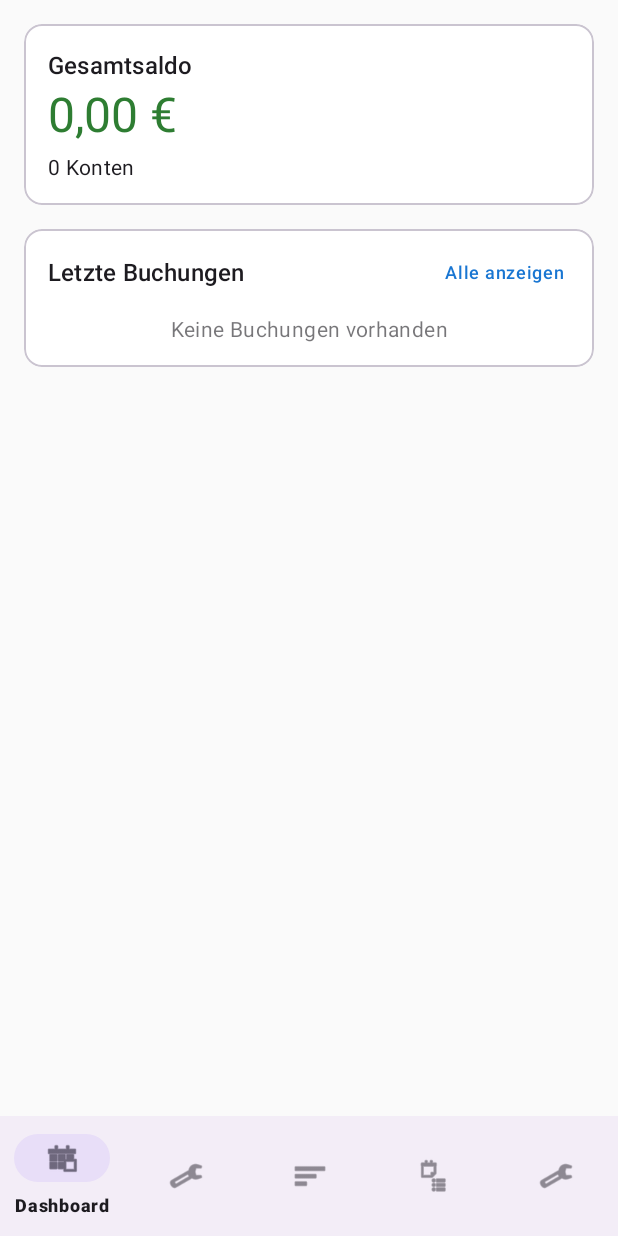
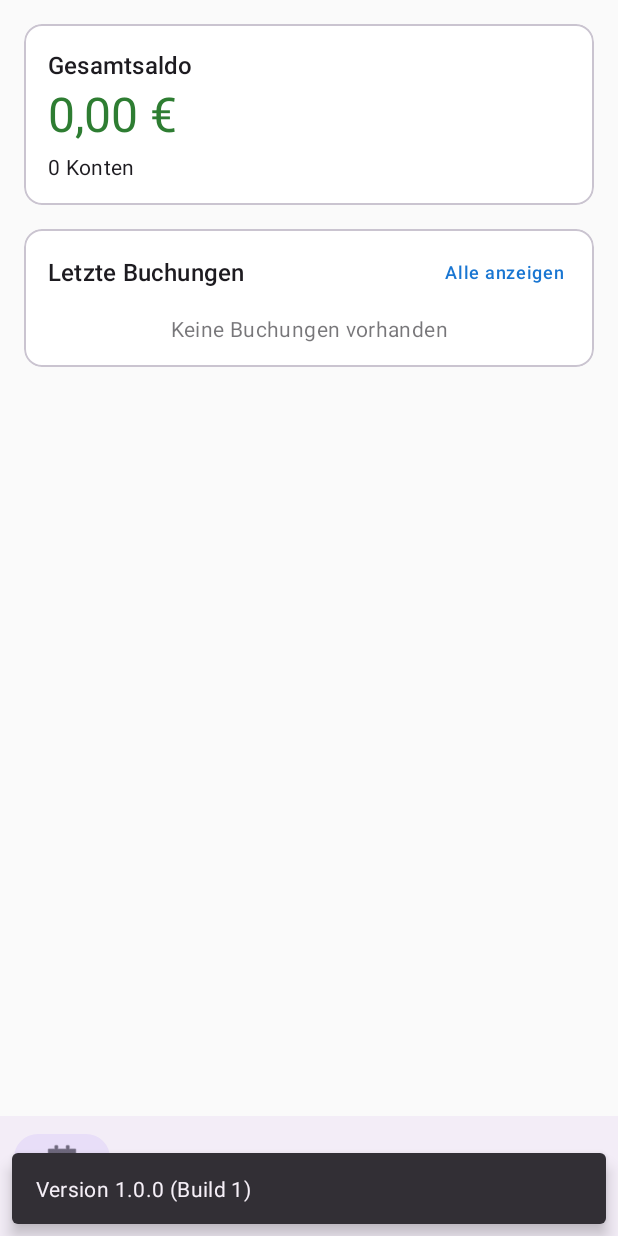
Before and after one commit to felix-dieterle/MyBudgets, an Android app: the first screen one second after launch (MainActivity), on a phone screen of 412 x 824 dp. Run offline under Robolectric (Android 15) with nearby library versions, the phone set to English and light mode, and no system bars; our stand-ins replace Dagger/Hilt's generated code, Room's generated code, navigation-ui; libraries missing offline, so code that uses them is left out: androidx.hilt.work; 3 statements that could not run were skipped.

Commit message:
feat: show brief version info (name + build number) at app startup
Agent-Logs-Url: https://github.com/felix-dieterle/MyBudgets/sessions/36668da0-ba67-4369-8e41-7c4842053c7f

Co-authored-by: felix-dieterle <1490062+felix-dieterle@users.noreply.github.com>

```diff
--- a/app/src/main/java/de/mybudgets/app/MainActivity.kt
+++ b/app/src/main/java/de/mybudgets/app/MainActivity.kt
@@ -5,6 +5,7 @@ import androidx.appcompat.app.AlertDialog
 import androidx.appcompat.app.AppCompatActivity
 import androidx.navigation.fragment.NavHostFragment
 import androidx.navigation.ui.setupWithNavController
+import com.google.android.material.snackbar.Snackbar
 import dagger.hilt.android.AndroidEntryPoint
 import de.mybudgets.app.databinding.ActivityMainBinding
 
@@ -33,6 +34,13 @@ class MainActivity : AppCompatActivity() {
                 showOnboardingDialog(prefs)
             }
         }
+
+        showVersionInfo()
+    }
+
+    private fun showVersionInfo() {
+        val message = getString(R.string.app_version_info, BuildConfig.VERSION_NAME, BuildConfig.VERSION_CODE)
+        Snackbar.make(binding.root, message, Snackbar.LENGTH_SHORT).show()
     }
 
     private fun showLegalAcceptDialog(prefs: android.content.SharedPreferences) {
--- a/app/src/main/res/values/strings.xml
+++ b/app/src/main/res/values/strings.xml
@@ -146,6 +146,9 @@
     <string name="template_error_fill_fields">Bitte zuerst Empfänger, IBAN und Betrag ausfüllen</string>
     <string name="template_error_name_required">Bitte einen Vorlagennamen eingeben</string>
 
+    <!-- Version info at startup -->
+    <string name="app_version_info">Version %1$s (Build %2$d)</string>
+
     <!-- Dashboard / Account detail transaction sections -->
     <string name="recent_transactions">Letzte Buchungen</string>
     <string name="see_all_transactions">Alle anzeigen</string>
```
